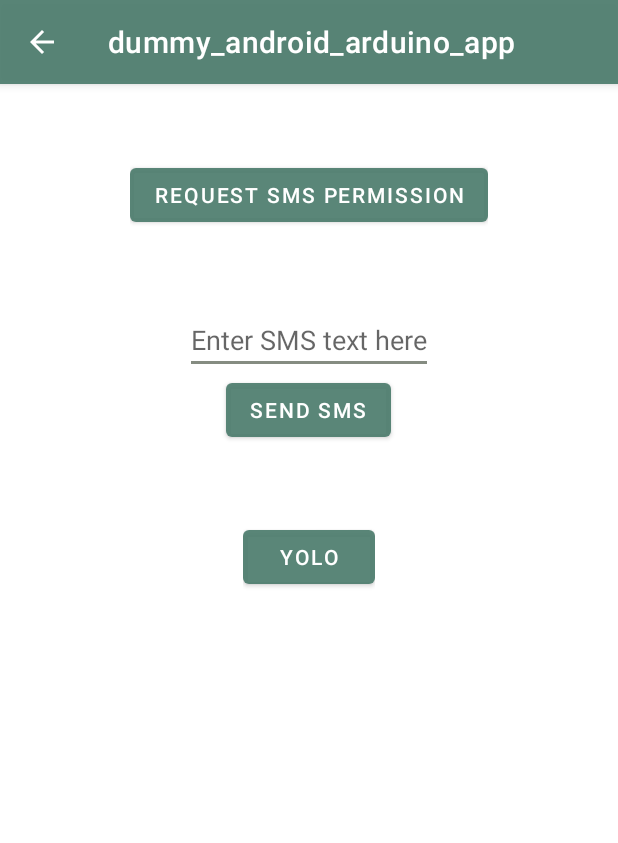
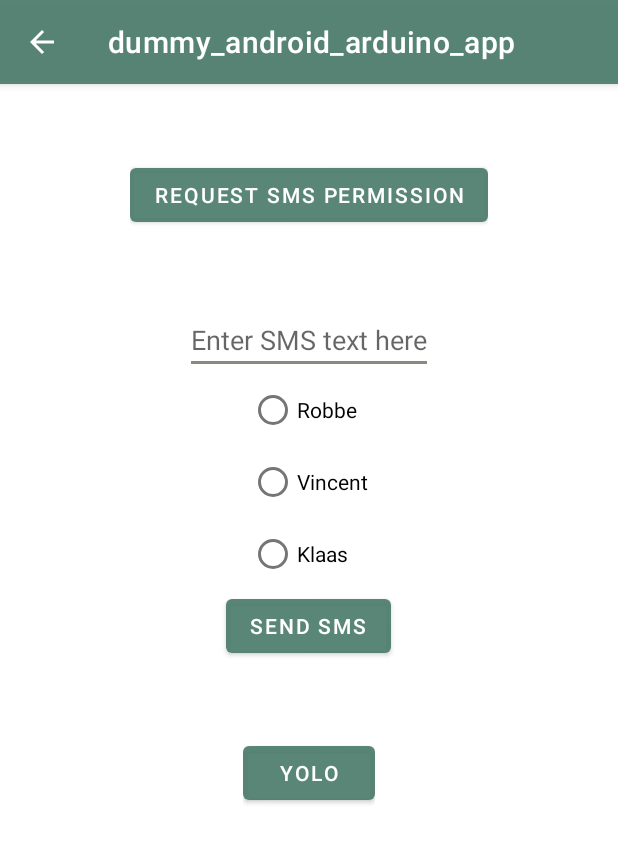
Before and after one commit to kkelchte/dummy_android_arduino_app, an Android app: the screen it shows after launch (SettingsActivity), on a phone screen of 412 x 824 dp. Shown: the top 843 px of the screen. Run offline under Robolectric (Android 15) with nearby library versions, the phone set to English and light mode, and no system bars; our stand-ins replace androidx.preference; 1 statement that could not run was skipped.

Commit message:
Add radiobuttons to select receiver of message

```diff
--- a/app/app/src/main/res/layout/settings_activity.xml
+++ b/app/app/src/main/res/layout/settings_activity.xml
@@ -34,13 +34,37 @@
             android:layout_centerHorizontal="true"
             android:hint="Enter SMS text here" />
 
+        <RadioGroup xmlns:android="http://schemas.android.com/apk/res/android"
+            android:id="@+id/receiver"
+            android:layout_width="wrap_content"
+            android:layout_height="wrap_content"
+            android:layout_centerHorizontal="true"
+            android:layout_below="@+id/edit_message"
+            android:orientation="vertical">
+            <RadioButton android:id="@+id/receiver_robbe"
+                android:layout_width="wrap_content"
+                android:layout_height="wrap_content"
+                android:text="Robbe"
+                android:onClick="onRadioButtonClicked"/>
+            <RadioButton android:id="@+id/receiver_vincent"
+                android:layout_width="wrap_content"
+                android:layout_height="wrap_content"
+                android:text="Vincent"
+                android:onClick="onRadioButtonClicked"/>
+            <RadioButton android:id="@+id/receiver_klaas"
+                android:layout_width="wrap_content"
+                android:layout_height="wrap_content"
+                android:text="Klaas"
+                android:onClick="onRadioButtonClicked"/>
+        </RadioGroup>
+
         <Button
             android:id="@+id/buttonsms"
             android:layout_width="wrap_content"
             android:layout_height="wrap_content"
             android:layout_centerHorizontal="true"
             android:onClick="sendSms"
-            android:layout_below="@+id/edit_message"
+            android:layout_below="@+id/receiver"
             android:text="Send SMS"/>
 
     </RelativeLayout>
```
Also changed, not shown: app/app/src/main/java/com/example/dummy_android_arduino_app/SettingsActivity.java (+39 -11 lines).
